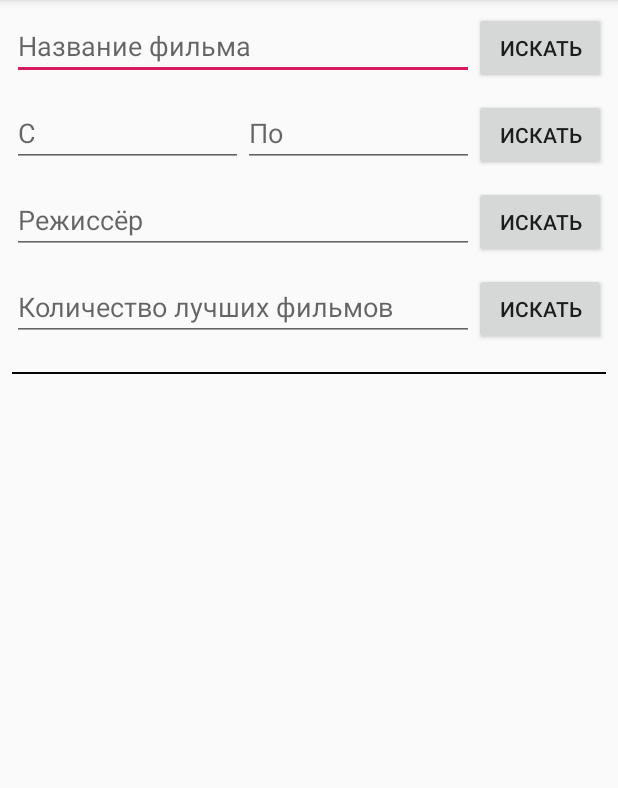
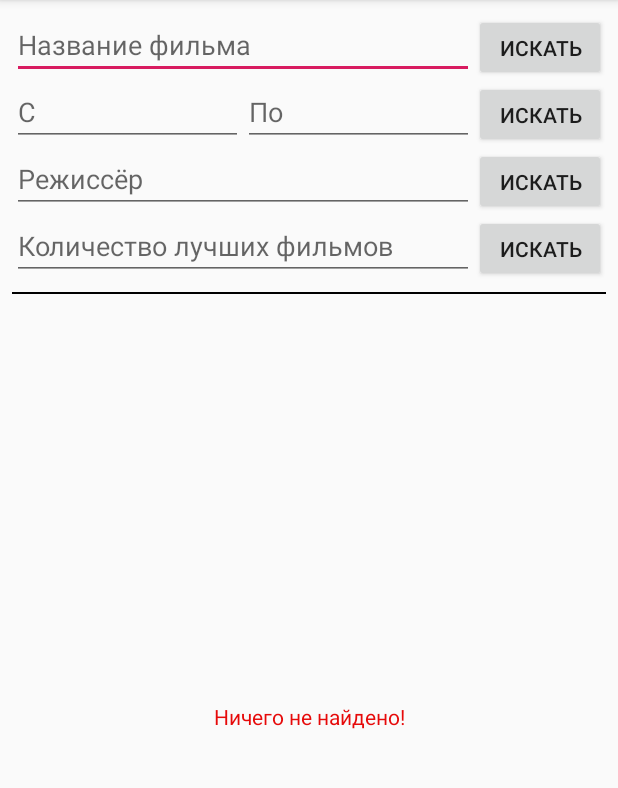
Before and after one commit to mertsalovda/RealmDemo, an Android app: the screen it shows after launch (MainActivity), after a tap on "ИСКАТЬ", on a phone screen of 412 x 824 dp, the part 84-872 px from its top. Run offline under Robolectric (Android 15) with nearby library versions, the phone set to English and light mode, and no system bars; libraries missing offline, so code that uses them is left out: io.realm, io.realm.annotations; 7 statements that could not run were skipped.

Commit message:
+1) В коде проекта есть интерфейс репозиторий и Realm-реализация, есть класс Film. В них находятся все необходимые (перечисленные выше) методы и поля. 2) Есть возможность добавить фильм в БД, удалить, получить и изменить. Также есть возможность получить все фильмы. +3) Можно выполнить поиск по названию фильма. +4) Можно выполнить поиск по годам. +5) Можно выполнить поиск фильмов определенного режиссера. +6) Можно получить топ фильмов. +7) Если результата нет, то отображается заглушка.

```diff
--- a/app/src/main/java/ru/mertsalovda/realmdemo/ui/FilmsFragment.java
+++ b/app/src/main/java/ru/mertsalovda/realmdemo/ui/FilmsFragment.java
@@ -26,9 +26,11 @@ import ru.mertsalovda.realmdemo.data.model.Film;
 
 public class FilmsFragment extends Fragment {
 
-    private RecyclerView mRecyclerView;
     private FilmsAdapter mFilmsAdapter;
     private FilmRepositoryImpl mRepository;
+
+    private RecyclerView mRecyclerView;
+    private View mErrorView;
 
     private EditText mEtTitle;
     private EditText mEtStartYear;
@@ -38,7 +40,7 @@ public class FilmsFragment extends Fragment {
 
     private Button mBtnSearchTitle;
     private Button mBtnSearchInBounds;
-    private Button mBtnSearchDirecrot;
+    private Button mBtnSearchDirector;
     private Button mBtnSearchTopBest;
 
     public static FilmsFragment newInstance() {
@@ -55,10 +57,11 @@ public class FilmsFragment extends Fragment {
                              Bundle savedInstanceState) {
         View view = inflater.inflate(R.layout.fr_films, container, false);
         mRecyclerView = view.findViewById(R.id.recycler_films);
+        mErrorView = view.findViewById(R.id.v_error);
 
         mBtnSearchTitle = view.findViewById(R.id.btn_name_search);
         mBtnSearchInBounds = view.findViewById(R.id.btn_year_search);
-        mBtnSearchDirecrot = view.findViewById(R.id.btn_director_search);
+        mBtnSearchDirector = view.findViewById(R.id.btn_director_search);
         mBtnSearchTopBest = view.findViewById(R.id.btn_top_search);
 
         mEtTitle = view.findViewById(R.id.et_name_search);
@@ -76,20 +79,23 @@ public class FilmsFragment extends Fragment {
                 films = mRepository.search(query);
             }
             mFilmsAdapter.addData(films, true);
+            isListEmpty(films);
         });
 
         mBtnSearchInBounds.setOnClickListener(v -> {
+            List<Film> films = new ArrayList<>();
             try {
                 int start = Integer.valueOf(mEtStartYear.getText().toString());
                 int end = Integer.valueOf(mEtEndYear.getText().toString());
-                List<Film> films = mRepository.searchInBounds(start, end);
+                films = mRepository.searchInBounds(start, end);
                 mFilmsAdapter.addData(films, true);
             } catch (NumberFormatException e) {
                 showMessage(R.string.enter_year);
             }
+            isListEmpty(films);
         });
 
-        mBtnSearchDirecrot.setOnClickListener(v -> {
+        mBtnSearchDirector.setOnClickListener(v -> {
             List<Film> films = new ArrayList<>();
             String query = mEtDirector.getText().toString();
             if (!isValidQueryDirectorSearch(query)) {
@@ -98,16 +104,19 @@ public class FilmsFragment extends Fragment {
                 films = mRepository.searchByDirector(query);
             }
             mFilmsAdapter.addData(films, true);
+            isListEmpty(films);
         });
 
         mBtnSearchTopBest.setOnClickListener(v -> {
+            List<Film> films = new ArrayList<>();
             try {
                 int count = Integer.valueOf(mEtTopCount.getText().toString());
-                List<Film> films = mRepository.getTopFilms(count);
+                films = mRepository.getTopFilms(count);
                 mFilmsAdapter.addData(films, true);
             } catch (NumberFormatException e) {
                 showMessage(R.string.enter_year);
             }
+            isListEmpty(films);
         });
 
         return view;
@@ -123,6 +132,24 @@ public class FilmsFragment extends Fragment {
 
     private boolean isValidQueryDirectorSearch(String query) {
         return !TextUtils.isEmpty(query) && query.length() >= 4;
+    }
+
+    private void showError(){
+        mRecyclerView.setVisibility(View.GONE);
+        mErrorView.setVisibility(View.VISIBLE);
+    }
+
+    private void showRecycler(){
+        mRecyclerView.setVisibility(View.VISIBLE);
+        mErrorView.setVisibility(View.GONE);
+    }
+
+    private void isListEmpty(List<Film> films){
+        if (films.isEmpty()){
+            showError();
+        } else {
+            showRecycler();
+        }
     }
 
     @Override
--- a/app/src/main/res/layout/fr_films.xml
+++ b/app/src/main/res/layout/fr_films.xml
@@ -114,4 +114,8 @@
 
     </androidx.recyclerview.widget.RecyclerView>
 
+    <include
+        layout="@layout/v_error"
+        android:visibility="gone" />
+
 </LinearLayout>
--- /dev/null
+++ b/app/src/main/res/layout/v_error.xml
@@ -0,0 +1,16 @@
+<?xml version="1.0" encoding="utf-8"?>
+<LinearLayout xmlns:android="http://schemas.android.com/apk/res/android"
+    android:id="@+id/v_error"
+    android:layout_width="match_parent"
+    android:layout_height="match_parent"
+    android:orientation="vertical"
+    android:layout_weight="50">
+
+    <TextView
+        android:gravity="center"
+        android:text="Ничего не найдено!"
+        android:textColor="@color/colorRed"
+        android:layout_width="match_parent"
+        android:layout_height="match_parent"/>
+
+</LinearLayout>
--- a/app/src/main/res/values/colors.xml
+++ b/app/src/main/res/values/colors.xml
@@ -3,4 +3,5 @@
     <color name="colorPrimary">#008577</color>
     <color name="colorPrimaryDark">#00574B</color>
     <color name="colorAccent">#D81B60</color>
+    <color name="colorRed">#E60909</color>
 </resources>
```
